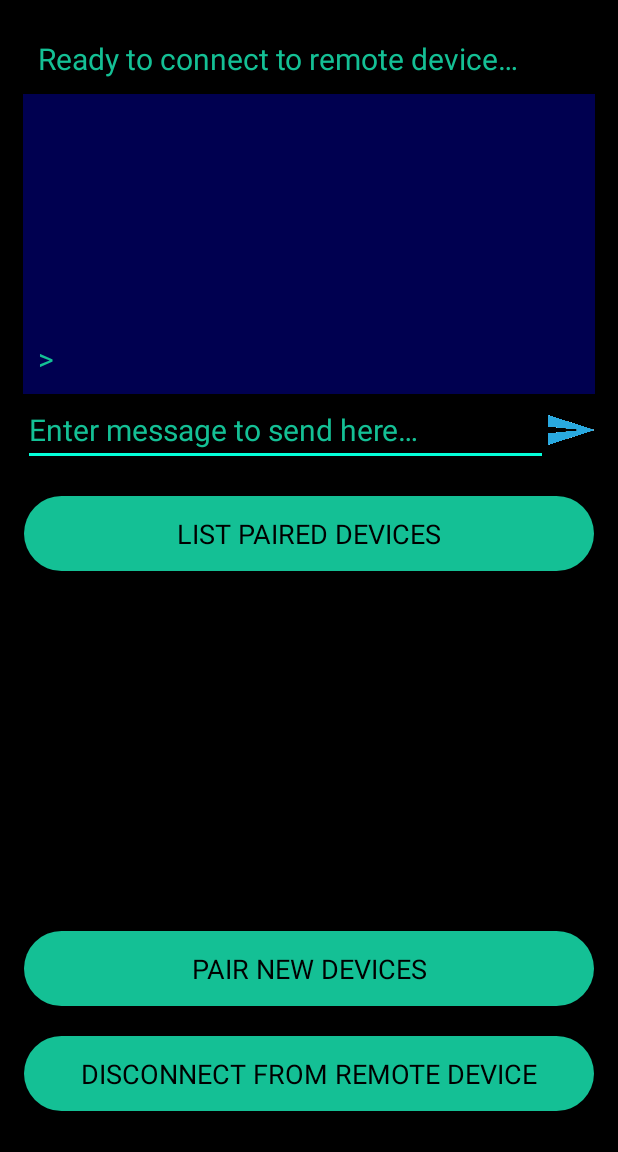
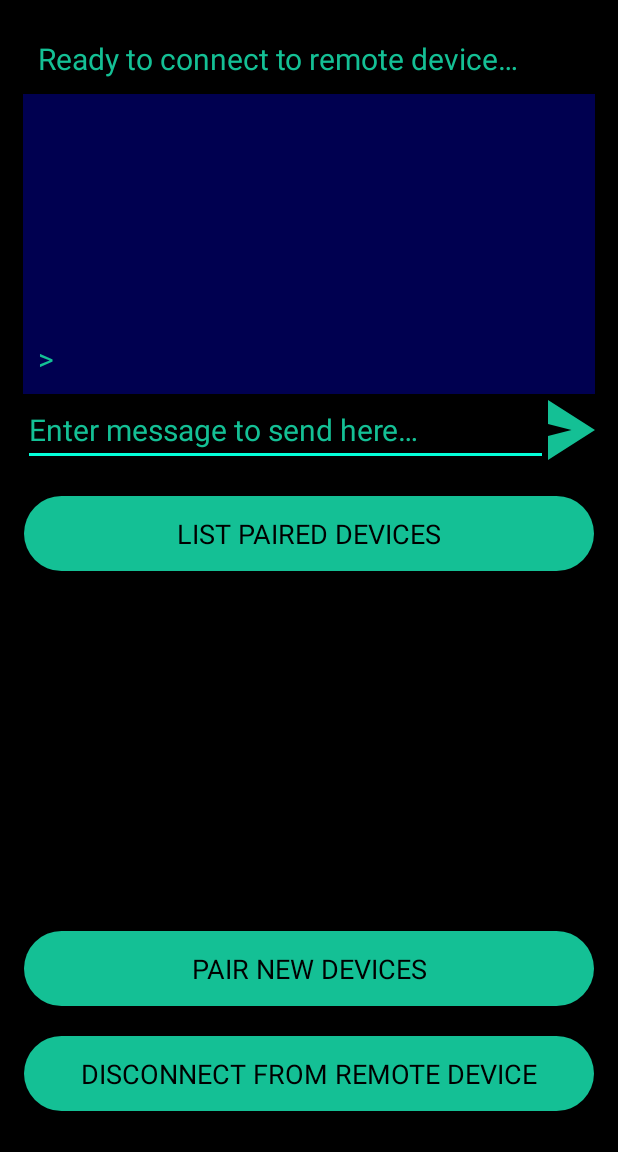
Before and after one commit to devKarthikRaj/Android-Reference-Code, an Android app: the screen it shows after launch (MainActivity), on a phone screen of 412 x 824 dp, the part 84-1236 px from its top. Run offline under Robolectric (Android 15) with nearby library versions, the phone set to English and light mode, and no system bars; Roboto replaces fonts that are not available here; 2 statements that could not run were skipped.

Commit message:
Converted the Bluetooth service to a bound service

```diff
--- a/AllThingsBluetooth/app/build.gradle
+++ b/AllThingsBluetooth/app/build.gradle
@@ -29,7 +29,7 @@ dependencies {
     implementation "androidx.recyclerview:recyclerview:1.1.0"
     implementation 'com.google.android.material:material:1.3.0-rc01'
 
-    def lifecycle_version = "1.1.1"
-    implementation "android.arch.lifecycle:extensions:$lifecycle_version"
-    annotationProcessor "android.arch.lifecycle:compiler:$lifecycle_version"
+    //def lifecycle_version = "1.1.1"
+    //implementation "android.arch.lifecycle:extensions:$lifecycle_version"
+    //annotationProcessor "android.arch.lifecycle:compiler:$lifecycle_version"
 }
--- a/AllThingsBluetooth/app/src/main/AndroidManifest.xml
+++ b/AllThingsBluetooth/app/src/main/AndroidManifest.xml
@@ -29,5 +29,7 @@
         <meta-data
             android:name="preloaded_fonts"
             android:resource="@array/preloaded_fonts" />
+
+        <service android:enabled="true" android:name="com.raj.bt.BluetoothConnectionService" />
     </application>
 </manifest>
--- a/AllThingsBluetooth/app/src/main/java/com/raj/bt/BluetoothConnectionService.java
+++ b/AllThingsBluetooth/app/src/main/java/com/raj/bt/BluetoothConnectionService.java
@@ -1,13 +1,15 @@
 package com.raj.bt;
 
-import android.app.ProgressDialog;
+import android.app.Service;
 import android.bluetooth.BluetoothAdapter;
 import android.bluetooth.BluetoothDevice;
 import android.bluetooth.BluetoothServerSocket;
 import android.bluetooth.BluetoothSocket;
-import android.content.Context;
+import android.content.Intent;
+import android.os.Binder;
 import android.os.Bundle;
 import android.os.Handler;
+import android.os.IBinder;
 import android.os.Message;
 import android.util.Log;
 
@@ -18,14 +20,18 @@ import java.io.PushbackInputStream;
 import java.nio.charset.Charset;
 import java.util.UUID;
 
-public class BluetoothConnectionService {
+public class BluetoothConnectionService extends Service {
     private static final String TAG = "BtConnService";
 
     private static final String appName = "AllThingsBluetooth";
 
-    private Context mContext;
+    //private Context mContext;
 
     private Handler mHandler;
+    public void setHandler(Handler handler)
+    {
+        mHandler = handler;
+    }
 
     private final BluetoothAdapter mBluetoothAdapter;
     private BluetoothDevice mmDevice;
@@ -39,12 +45,25 @@ public class BluetoothConnectionService {
     private ConnectThread mConnectThread;
     private ConnectedThread mConnectedThread;
 
-    private ProgressDialog mProgressDialog;
+    //Bound service initialization
+    //Local binder which is private to this class... called through the onBind method
+    private final IBinder mBinder = new LocalBinder();
+
+    //Defining the local binder class that is instantiated above ^
+    //This is the code that runs when the getService method is called
+    public class LocalBinder extends Binder {
+        BluetoothConnectionService getService() {
+            return BluetoothConnectionService.this;
+        }
+    }
+
+    //onBind is called when an activity binds with this service
+    public IBinder onBind(Intent intent) {
+        return mBinder;
+    }
 
     //Constructor for the entire BluetoothConnectionService Class
-    public BluetoothConnectionService(Context context, Handler handler) {
-        mContext = context;
-        mHandler = handler;
+    public BluetoothConnectionService() {
         mBluetoothAdapter = BluetoothAdapter.getDefaultAdapter();
         //
         start();
@@ -234,13 +253,6 @@ public class BluetoothConnectionService {
             // The Java OutputStream class, java.io.OutputStream, accepts output bytes and sends them to some link.
             OutputStream tmpOut = null;
 
-            // Dismiss the progress dialog when connection is established
-            try {
-                mProgressDialog.dismiss();
-            } catch (Exception e) {
-                Log.d(TAG, "ConnectedThread: Unable to dismiss progress dialog");
-            }
-
             try {
                 tmpIn = mmSocket.getInputStream();
                 tmpOut = mmSocket.getOutputStream();
@@ -357,7 +369,7 @@ public class BluetoothConnectionService {
     // This method is called from the mainActivity when the user wants to initiate (start) a connection with a remote device
     public void startClient(BluetoothDevice device, UUID uuid) {
         // Open Progress Dialog while ConnectThread is running... Progress Dialog will be dismissed by the ConnectedThread
-        mProgressDialog = ProgressDialog.show(mContext, "Connecting Bluetooth", "Please Wait..", true);
+        //mProgressDialog = ProgressDialog.show(getBaseContext(), "Connecting Bluetooth", "Please Wait..", true);
 
         // Start the ConnectThread to attempt an outgoing connection to a remote device
         mConnectThread = new ConnectThread(device, uuid);
--- a/AllThingsBluetooth/app/src/main/java/com/raj/bt/MainActivity.java
+++ b/AllThingsBluetooth/app/src/main/java/com/raj/bt/MainActivity.java
@@ -8,14 +8,16 @@ import android.annotation.SuppressLint;
 import android.bluetooth.BluetoothAdapter;
 import android.bluetooth.BluetoothDevice;
 import android.content.BroadcastReceiver;
+import android.content.ComponentName;
 import android.content.Context;
 import android.content.Intent;
 import android.content.IntentFilter;
+import android.content.ServiceConnection;
 import android.content.res.Resources;
 import android.os.Bundle;
 import android.os.Handler;
+import android.os.IBinder;
 import android.os.Message;
-import android.text.method.ScrollingMovementMethod;
 import android.util.Log;
 import android.view.View;
 import android.widget.Button;
@@ -28,6 +30,9 @@ import java.nio.charset.Charset;
 import java.util.ArrayList;
 import java.util.Set;
 import java.util.UUID;
+
+//This must be imported for binding to the BluetoothConnectionService
+import com.raj.bt.BluetoothConnectionService.LocalBinder;
 
 public class MainActivity extends AppCompatActivity implements PairedDevicesRVClickInterface{
     private static final String TAG = "MainActivity"; // For logging
@@ -45,7 +50,6 @@ public class MainActivity extends AppCompatActivity implements PairedDevicesRVCl
     BluetoothAdapter mBluetoothAdapter;
     BluetoothDeviceListAdapter mBluetoothDeviceListAdapter;
     ArrayList<BluetoothDevice> mBTDevicesInfo = new ArrayList<>(); // Data model containing pair Bluetooth devices list (The phone has this data model in it!)
-    BluetoothConnectionService mBluetoothConnectionService;
     BluetoothDevice touchedDevice;
     String remoteDeviceName;
     String remoteDeviceAddress;
@@ -55,6 +59,10 @@ public class MainActivity extends AppCompatActivity implements PairedDevicesRVCl
 
     // This UUID is specially for use with HC05 Bluetooth Modules (Yet to be tested for other devices)
     private static final UUID MY_HC05_UUID = UUID.fromString("00001101-0000-1000-8000-00805F9B34FB");
+
+    //Service
+    BluetoothConnectionService mBluetoothConnectionService;
+    boolean isBound = false;
 
     @Override
     protected void onCreate(Bundle savedInstanceState) {
@@ -71,6 +79,22 @@ public class MainActivity extends AppCompatActivity implements PairedDevicesRVCl
         btnDisconnect = findViewById(R.id.btn_disconnect);
         btnSendMessage = findViewById(R.id.btn_send_message);
 
+        //Bind to service
+        /*
+        * Could simply just do this instead of bind:
+        * mBluetoothConnectionService = new BluetoothConnectionService(MainActivity.this, handler); // Start the BluetoothConnectionService Class
+        * But this is not a good way to do it cuz if you have to access the BluetoothConnectionService from multiple activites then you'll
+        * be forced to create multiple instances of the BluetoothConnectionService from these multiple activities
+        *
+        * But once a service is alr started in the activity that you are first creating an instance of it from... its stuck with that
+        * activity... So...
+        *
+        * I am "binding" to the service instead of creating an instance of the service... apparently somehow android does some black magic
+        * (im actually just lazy to explain the mechanism at work here but yeah)... this way we can access the service from multiple
+        * activites and the service will only start once... Problem solved!!!*/
+        Intent serviceIntent = new Intent(this, BluetoothConnectionService.class);
+        bindService(serviceIntent, serviceConnection, Context.BIND_AUTO_CREATE);
+
         // Initialize recycler view adapter and layout manager
         //-
         // To resolve no adapter attached skipping layout runtime error
@@ -78,7 +102,7 @@ public class MainActivity extends AppCompatActivity implements PairedDevicesRVCl
         mBluetoothAdapter = BluetoothAdapter.getDefaultAdapter();
         mBTDevicesInfo = new ArrayList<>();
         enableBt(); // Enable Bluetooth "if its not already enabled"
-        mBluetoothConnectionService = new BluetoothConnectionService(MainActivity.this, handler); // Start the BluetoothConnectionService Class
+
 
         rvPairedDevices = findViewById(R.id.rv_paired_bt_devices);
         rvPairedDevices.setHasFixedSize(false);
@@ -141,6 +165,7 @@ public class MainActivity extends AppCompatActivity implements PairedDevicesRVCl
             }
         });
     }
+
     @Override
     protected void onDestroy() {
         Log.d(TAG, "onDestroy: Called");
@@ -260,4 +285,23 @@ public class MainActivity extends AppCompatActivity implements PairedDevicesRVCl
             Log.d(TAG,"HandlerMsg: " + incomingMessage);
         }
     };
+
+    private ServiceConnection serviceConnection = new ServiceConnection() {
+        @Override
+        public void onServiceConnected(ComponentName name, IBinder service) {
+            LocalBinder mBinder = (LocalBinder) service;
+            mBluetoothConnectionService = mBinder.getService();
+
+            //Can't pass the handler through the construtor of the service class (no point having a constructor in a service class so
+            //we gotta pass it through a method that I coded into the service (something like a setter method)
+            mBluetoothConnectionService.setHandler(handler);
+
+            isBound = true;
+        }
+
+        @Override
+        public void onServiceDisconnected(ComponentName name) {
+            isBound = false;
+        }
+    };
 }
--- /dev/null
+++ b/AllThingsBluetooth/app/src/main/res/drawable/send_button_icon.xml
@@ -0,0 +1,9 @@
+<vector xmlns:android="http://schemas.android.com/apk/res/android"
+    android:width="512dp"
+    android:height="512dp"
+    android:viewportWidth="512"
+    android:viewportHeight="512">
+  <path
+      android:fillColor="@color/colorPrimary"
+      android:pathData="M0,0l512,256L0,512V0zM0,204.8v102.4L256,256L0,204.8z"/>
+</vector>
--- a/AllThingsBluetooth/app/src/main/res/layout/activity_main.xml
+++ b/AllThingsBluetooth/app/src/main/res/layout/activity_main.xml
@@ -74,8 +74,8 @@
                 <ImageButton
                     android:id="@+id/btn_send_message"
                     android:contentDescription="@string/send_button_content_desc"
-                    android:layout_width="20dp"
-                    android:layout_height="20dp"
+                    android:layout_width="0dp"
+                    android:layout_height="40dp"
                     android:layout_gravity="center_vertical"
                     android:layout_weight="5"
                     android:background="@drawable/send_button_icon" />
```
Also changed, not shown: AllThingsBluetooth/app/src/main/res/drawable/send_button_icon.png (deleted). Lines whose indentation alone changed are shown as unchanged.
